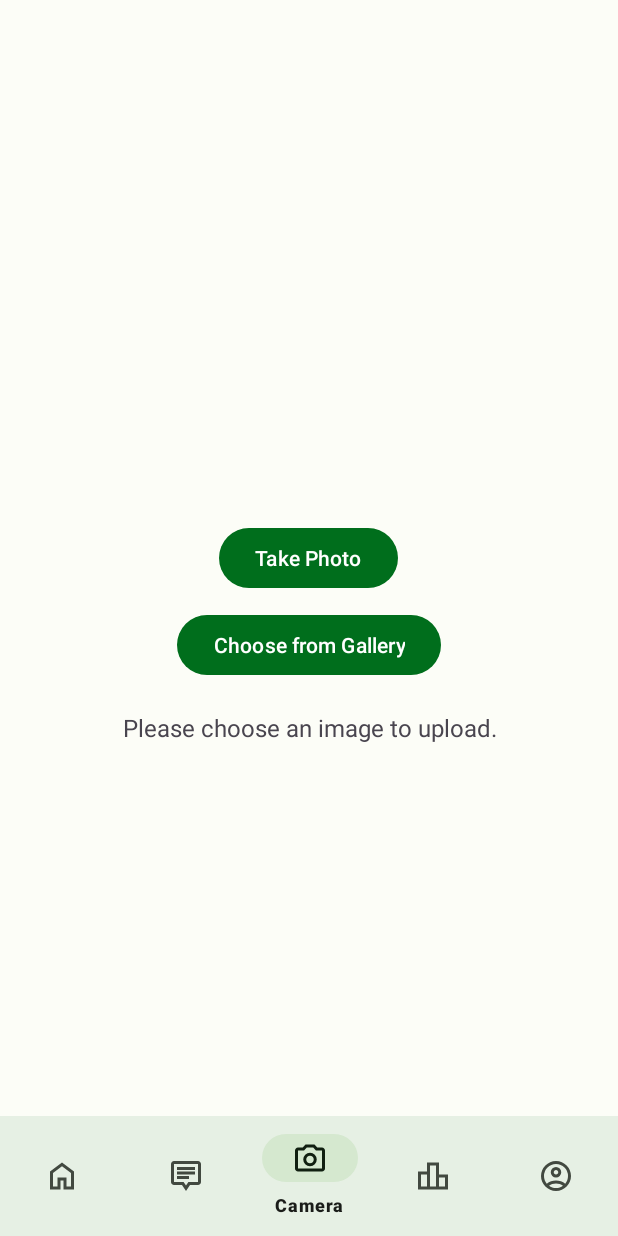
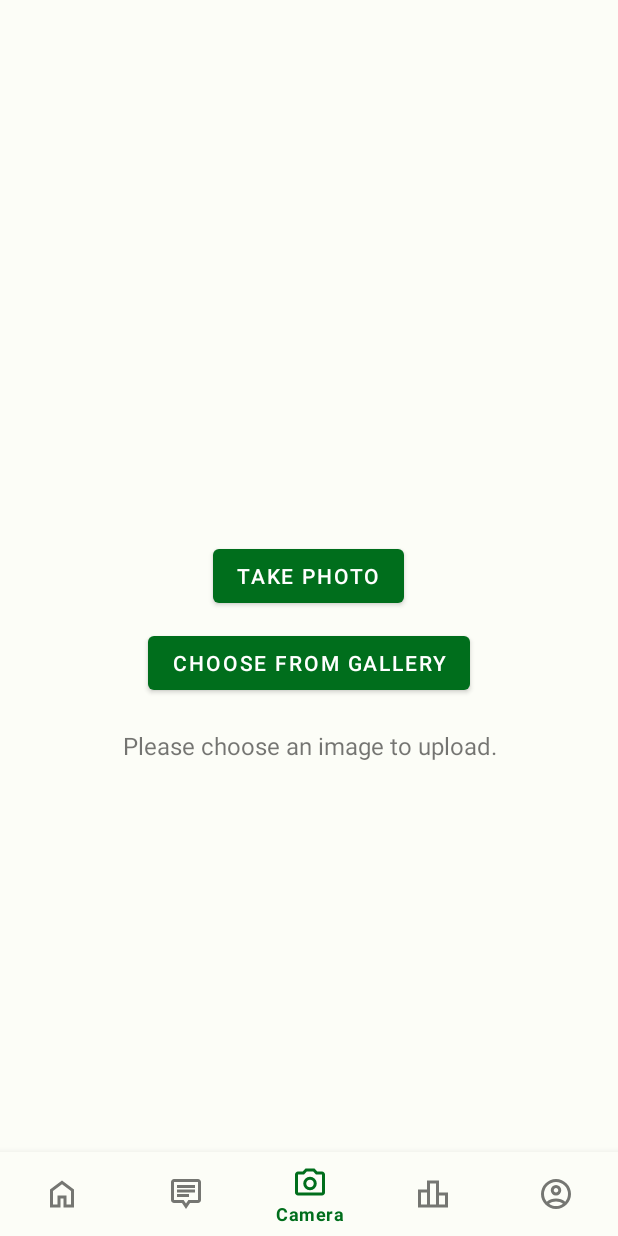
Before and after one commit to shivhiremath2303/CarbonTracer, an Android app: the screen it shows after launch once a user with an empty profile is signed in (MainActivity), item 3 of the bottom bar chosen, on a phone screen of 412 x 824 dp. Run offline under Robolectric (Android 15) with nearby library versions, the phone set to English and light mode, and no system bars; our stand-ins replace CircleImageView, Firebase (no records; nobody signed in at launch, a user with empty details on screens opened directly); pictures from the network do not load.

Commit message:
fixed files

```diff
--- a/app/src/main/res/layout/fragment_camera.xml
+++ b/app/src/main/res/layout/fragment_camera.xml
@@ -10,7 +10,7 @@
         android:layout_width="wrap_content"
         android:layout_height="wrap_content"
         android:layout_centerInParent="true"
-        android:text="Take Photo" />
+        android:text="@string/take_photo" />
 
     <Button
         android:id="@+id/button_choose_gallery"
@@ -19,7 +19,7 @@
         android:layout_below="@id/button_take_photo"
         android:layout_centerHorizontal="true"
         android:layout_marginTop="10dp"
-        android:text="Choose from Gallery" />
+        android:text="@string/choose_from_gallery" />
 
     <TextView
         android:id="@+id/resultTextView"
@@ -28,7 +28,7 @@
         android:layout_below="@id/button_choose_gallery"
         android:layout_marginTop="20dp"
         android:gravity="center"
-        android:text="Please choose an image to upload."
+        android:text="@string/please_choose_image"
         android:textSize="16sp" />
 
 </RelativeLayout>
--- a/app/src/main/res/values-night/themes.xml
+++ b/app/src/main/res/values-night/themes.xml
@@ -1,7 +1,29 @@
 <resources xmlns:tools="http://schemas.android.com/tools">
     <!-- Base application theme. -->
-    <style name="Base.Theme.CarbonTracer" parent="Theme.Material3.DayNight.NoActionBar">
+    <style name="Base.Theme.CarbonTracer" parent="Theme.MaterialComponents.DayNight.NoActionBar">
         <!-- Customize your dark theme here. -->
-        <!-- <item name="colorPrimary">@color/my_dark_primary</item> -->
+        <item name="colorPrimary">@color/md_theme_dark_primary</item>
+        <item name="colorOnPrimary">@color/md_theme_dark_onPrimary</item>
+        <item name="colorPrimaryContainer">@color/md_theme_dark_primaryContainer</item>
+        <item name="colorOnPrimaryContainer">@color/md_theme_dark_onPrimaryContainer</item>
+        <item name="colorSecondary">@color/md_theme_dark_secondary</item>
+        <item name="colorOnSecondary">@color/md_theme_dark_onSecondary</item>
+        <item name="colorSecondaryContainer">@color/md_theme_dark_secondaryContainer</item>
+        <item name="colorOnSecondaryContainer">@color/md_theme_dark_onSecondaryContainer</item>
+        <item name="colorTertiary">@color/md_theme_dark_tertiary</item>
+        <item name="colorOnTertiary">@color/md_theme_dark_onTertiary</item>
+        <item name="colorTertiaryContainer">@color/md_theme_dark_tertiaryContainer</item>
+        <item name="colorOnTertiaryContainer">@color/md_theme_dark_onTertiaryContainer</item>
+        <item name="colorError">@color/md_theme_dark_error</item>
+        <item name="colorOnError">@color/md_theme_dark_onError</item>
+        <item name="colorErrorContainer">@color/md_theme_dark_errorContainer</item>
+        <item name="colorOnErrorContainer">@color/md_theme_dark_onErrorContainer</item>
+        <item name="android:colorBackground">@color/md_theme_dark_background</item>
+        <item name="colorOnBackground">@color/md_theme_dark_onBackground</item>
+        <item name="colorSurface">@color/md_theme_dark_surface</item>
+        <item name="colorOnSurface">@color/md_theme_dark_onSurface</item>
+        <item name="colorSurfaceVariant">@color/md_theme_dark_surfaceVariant</item>
+        <item name="colorOnSurfaceVariant">@color/md_theme_dark_onSurfaceVariant</item>
+        <item name="colorOutline">@color/md_theme_dark_outline</item>
     </style>
 </resources>
--- a/app/src/main/res/values/colors.xml
+++ b/app/src/main/res/values/colors.xml
@@ -62,4 +62,15 @@
     <color name="md_theme_dark_surfaceTint">#5DDE5C</color>
     <color name="md_theme_dark_outlineVariant">#424940</color>
     <color name="md_theme_dark_scrim">#000000</color>
+
+    <color name="white">#FFFFFF</color>
+    <color name="gray">#808080</color>
+    <color name="dark_gray">#A9A9A9</color>
+    <color name="divider_color">#1F000000</color>
+    <color name="button_gradient_start">#006E1C</color>
+    <color name="button_gradient_end">#004A1B</color>
+    <color name="button_gradient_start_dark">#5DDE5C</color>
+    <color name="button_gradient_end_dark">#005312</color>
+    <color name="gradient_start_color">#006E1C</color>
+    <color name="gradient_end_color">#004A1B</color>
 </resources>
--- a/app/src/main/res/values/strings.xml
+++ b/app/src/main/res/values/strings.xml
@@ -8,4 +8,7 @@
     <string name="success_ocr">Success: %s</string>
     <string name="error_api">Error: %1$d \n %2$s</string>
     <string name="network_failure">Network Failure: %s</string>
+    <string name="take_photo">Take Photo</string>
+    <string name="choose_from_gallery">Choose from Gallery</string>
+    <string name="please_choose_image">Please choose an image to upload.</string>
 </resources>
--- a/app/src/main/res/values/themes.xml
+++ b/app/src/main/res/values/themes.xml
@@ -1,6 +1,6 @@
 <resources xmlns:tools="http://schemas.android.com/tools">
     <!-- Base application theme. -->
-    <style name="Base.Theme.CarbonTracer" parent="Theme.Material3.DayNight.NoActionBar">
+    <style name="Base.Theme.CarbonTracer" parent="Theme.MaterialComponents.DayNight.NoActionBar">
         <!-- Customize your light theme here. -->
         <item name="colorPrimary">@color/md_theme_light_primary</item>
         <item name="colorOnPrimary">@color/md_theme_light_onPrimary</item>
@@ -25,10 +25,6 @@
         <item name="colorSurfaceVariant">@color/md_theme_light_surfaceVariant</item>
         <item name="colorOnSurfaceVariant">@color/md_theme_light_onSurfaceVariant</item>
         <item name="colorOutline">@color/md_theme_light_outline</item>
-        <item name="colorInverseOnSurface">@color/md_theme_light_inverseOnSurface</item>
-        <item name="colorInverseSurface">@color/md_theme_light_inverseSurface</item>
-        <item name="colorInversePrimary">@color/md_theme_light_inversePrimary</item>
-        <item name="colorSurfaceTint">@color/md_theme_light_surfaceTint</item>
     </style>
 
     <style name="Theme.CarbonTracer" parent="Base.Theme.CarbonTracer" />
--- a/gradle/libs.versions.toml
+++ b/gradle/libs.versions.toml
@@ -6,7 +6,7 @@ junit = "4.13.2"
 junitVersion = "1.3.0"
 espressoCore = "3.7.0"
 appcompat = "1.7.1"
-material = "1.14.0"
+material = "1.13.0"
 activity = "1.11.0"
 constraintlayout = "2.2.1"
 googleGmsGoogleServices = "4.4.2"
```
